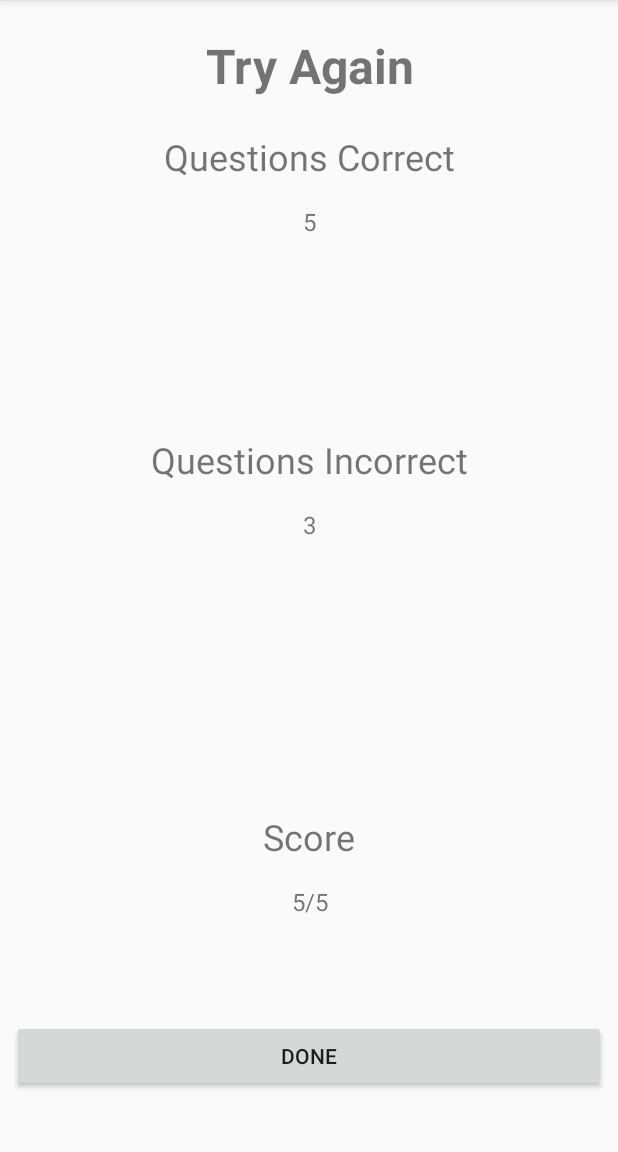
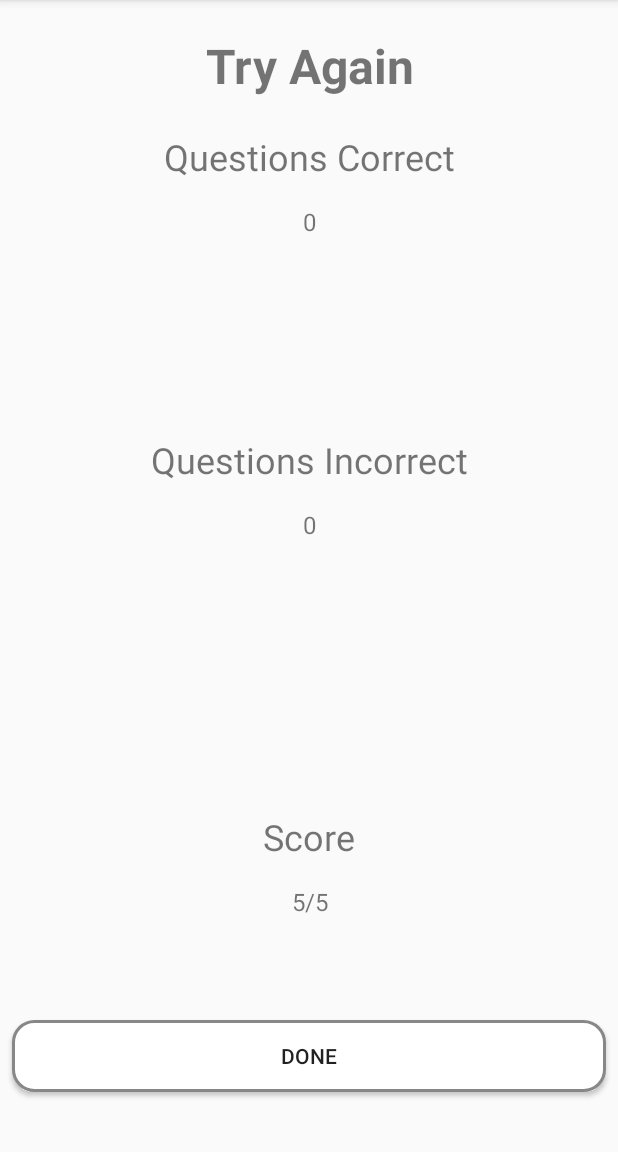
Before and after one commit to CarloAntonio/Anime-Manga-Trivia, an Android app: the ResultsActivity screen opened directly, with no data from a screen before it, on a phone screen of 412 x 824 dp, the part 84-1236 px from its top. Run offline under Robolectric (Android 15) with nearby library versions, the phone set to English and light mode, and no system bars; our stand-ins replace ButterKnife; libraries missing offline, so code that uses them is left out: com.jakewharton.rxbinding2; 3 statements that could not run were skipped.

Commit message:
chore: update trivia activity UI

```diff
--- a/app/src/main/java/com/riskitbiskit/animemangatrivia/ResultsActivity.java
+++ b/app/src/main/java/com/riskitbiskit/animemangatrivia/ResultsActivity.java
@@ -3,9 +3,14 @@ package com.riskitbiskit.animemangatrivia;
 import android.content.Intent;
 import android.support.v7.app.AppCompatActivity;
 import android.os.Bundle;
+import android.widget.Button;
 import android.widget.TextView;
 
+import com.jakewharton.rxbinding2.view.RxView;
+
+import java.io.Serializable;
 import java.util.List;
+import java.util.concurrent.TimeUnit;
 
 import butterknife.BindView;
 import butterknife.ButterKnife;
@@ -17,11 +22,18 @@ public class ResultsActivity extends AppCompatActivity {
     TextView totalCorrectTV;
     @BindView(R.id.total_incorrect)
     TextView totalIncorrectTV;
+    @BindView(R.id.score_tv)
+    TextView scoreTV;
+    @BindView(R.id.result_greeting_tv)
+    TextView resultGreetingTV;
+    @BindView(R.id.done_bt)
+    Button doneBt;
 
     //Global variables
     List<Question.Results> mResults;
     int mCorrect;
     int mIncorrect;
+    double percent;
 
     @Override
     protected void onCreate(Bundle savedInstanceState) {
@@ -32,8 +44,33 @@ public class ResultsActivity extends AppCompatActivity {
         Intent intent = getIntent();
         pullFromIntent(intent);
 
-        totalCorrectTV.setText(mCorrect + "/" + mResults.size());
-        totalIncorrectTV.setText(mIncorrect + "/" + mResults.size());
+        totalCorrectTV.setText(String.valueOf(mCorrect));
+        totalIncorrectTV.setText(String.valueOf(mIncorrect));
+        scoreTV.setText(mCorrect + "/" + mResults.size());
+
+        percent = Double.parseDouble(String.valueOf(mCorrect)) / Double.parseDouble(String.valueOf(mResults.size()));
+
+        RxView.clicks(doneBt)
+                .debounce(500, TimeUnit.MILLISECONDS)
+                .subscribe(aVoid -> {
+                    Intent newGameIntent = new Intent(getBaseContext(), MainActivity.class);
+                    newGameIntent.addFlags(Intent.FLAG_ACTIVITY_CLEAR_TOP);
+                    startActivity(newGameIntent);
+                });
+
+        setupGreeting(percent);
+    }
+
+    private void setupGreeting(double percent) {
+        if (percent == 1) {
+            resultGreetingTV.setText("Perfect!");
+        } else if (percent > .80 && percent < 1) {
+            resultGreetingTV.setText("Great Job!");
+        } else if (percent > .50 && percent < .80) {
+            resultGreetingTV.setText("Nice!");
+        } else {
+            resultGreetingTV.setText("Try Again");
+        }
     }
 
     private void pullFromIntent(Intent intent) {
--- /dev/null
+++ b/app/src/main/res/drawable/buttonshape.xml
@@ -0,0 +1,19 @@
+<?xml version="1.0" encoding="utf-8"?>
+<shape xmlns:android="http://schemas.android.com/apk/res/android" android:shape="rectangle" >
+    <corners
+        android:radius="14dp"
+        />
+    <solid
+        android:color="#FFF"
+        />
+    <padding
+        android:left="0dp"
+        android:top="0dp"
+        android:right="0dp"
+        android:bottom="0dp"
+        />
+    <stroke
+        android:width="2dp"
+        android:color="#878787"
+        />
+</shape>
--- a/app/src/main/res/layout/activity_main.xml
+++ b/app/src/main/res/layout/activity_main.xml
@@ -21,6 +21,7 @@
 
     <Button
         android:id="@+id/new_game_button"
+        android:background="@drawable/buttonshape"
         android:layout_width="234dp"
         android:layout_height="wrap_content"
         android:layout_marginBottom="8dp"
--- a/app/src/main/res/layout/activity_results.xml
+++ b/app/src/main/res/layout/activity_results.xml
@@ -80,7 +80,6 @@
         app:layout_constraintTop_toBottomOf="@+id/number_incorrect_header"/>
 
     <TextView
-        android:id="@+id/textView6"
         android:layout_width="wrap_content"
         android:layout_height="wrap_content"
         android:layout_margin="16dp"
@@ -112,7 +111,8 @@
         app:layout_constraintStart_toStartOf="parent"/>
 
     <Button
-        android:id="@+id/play_again_bt"
+        android:id="@+id/done_bt"
+        android:background="@drawable/buttonshape"
         android:layout_width="match_parent"
         android:layout_height="wrap_content"
         android:layout_marginBottom="8dp"
--- a/app/src/main/res/values/strings.xml
+++ b/app/src/main/res/values/strings.xml
@@ -3,4 +3,5 @@
     <string name="new_game">New Game</string>
     <string name="ad_unit_id_banner">ca-app-pub-9407172029768846/1125207270</string>
     <string name="test_banner_unit_id">ca-app-pub-3940256099942544/6300978111</string>
+    <string name="trivia_background_image">Trivia Background Image</string>
 </resources>
```
Also changed, not shown: app/src/main/java/com/riskitbiskit/animemangatrivia/TriviaActivity.java (+9 -0 lines), app/src/main/res/layout/activity_trivia.xml (+23 -3 lines), app/src/main/res/drawable/am_image_1.jpg (added), app/src/main/res/drawable/am_image_2.jpg (added).
